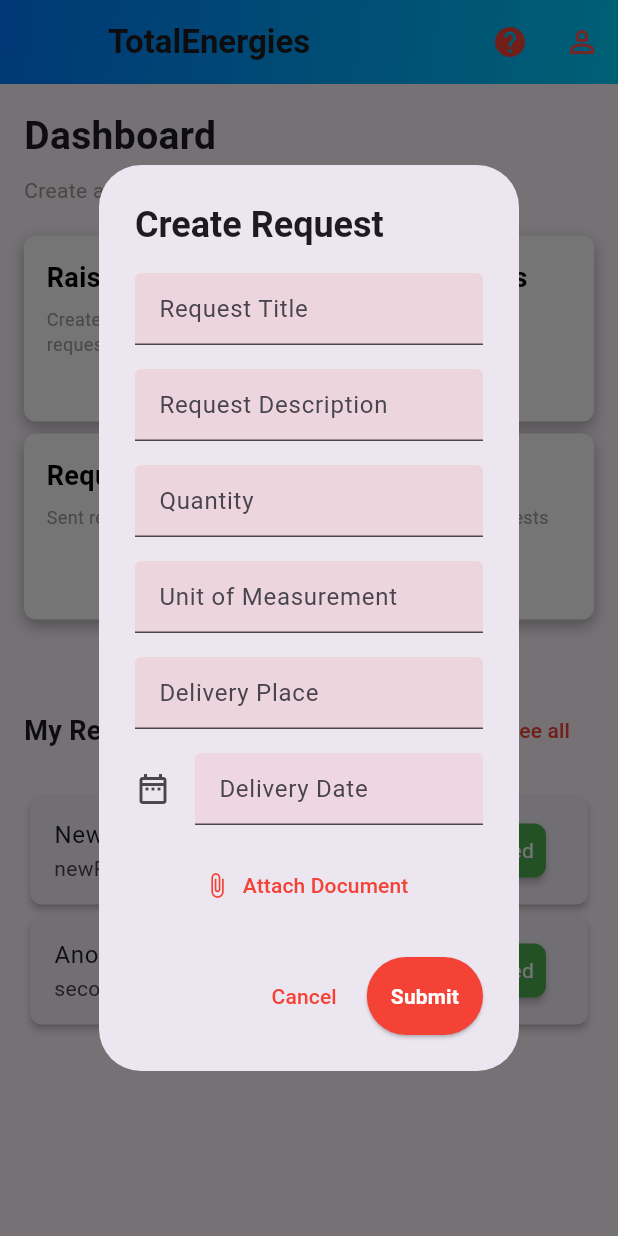
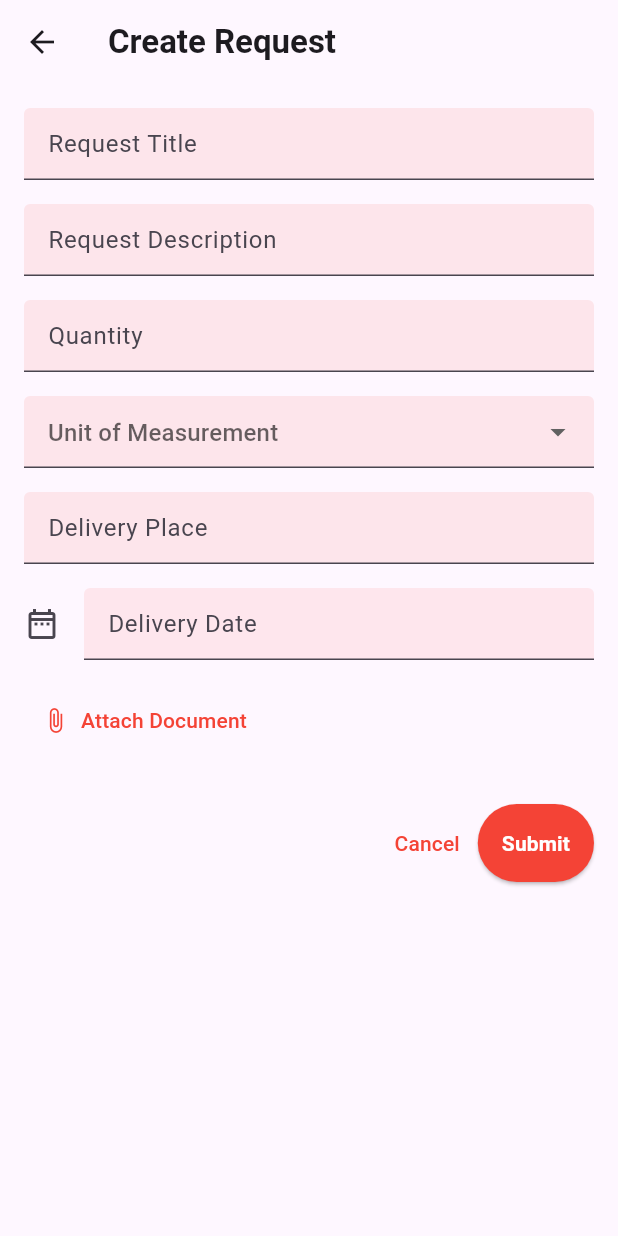
Before and after one commit to iyad07/Purchase_Acquisition--front_end, a Flutter app: the Home screen opened directly, after a tap on "Raise Request", on a phone screen of 412 x 824 dp. Run offline on Flutter 3.47's test engine with Material 3 defaults, Android fonts, the phone set to English and light mode, and no system bars; our stand-ins replace file_picker.

Commit message:
Created a different page for creating a request

```diff
--- a/lib/request_handler.dart
+++ b/lib/request_handler.dart
@@ -1,6 +1,6 @@
 //import 'dart:js';
 
-import 'package:file_picker/file_picker.dart';
+
 import 'package:flutter/material.dart';
 
 class Requests {
@@ -28,7 +28,6 @@ class Requests {
 final TextEditingController requestTitle = TextEditingController();
 final TextEditingController requestDescrip = TextEditingController();
 final TextEditingController quantity = TextEditingController();
-final TextEditingController unitOfMeasurement = TextEditingController();
 final TextEditingController deliveryPlace = TextEditingController();
 final TextEditingController deliveryDate = TextEditingController();
 final TextEditingController document = TextEditingController();
@@ -59,130 +58,8 @@ final List<Requests> requests = [
 List<Requests> approvedRequests = [];
 List<Requests> declinedRequests = [];
 
-//popups
-void popCreateDialog(BuildContext context, action) {
-  showDialog(
-    context: context,
-    builder: (BuildContext context) {
-      return AlertDialog(
-        title: const Text(
-          'Create Request',
-          style: TextStyle(fontWeight: FontWeight.bold),
-        ),
-        content: SingleChildScrollView(
-          child: Column(
-            children: [
-              _buildTextField("Request Title", requestTitle),
-              const SizedBox(height: 16),
-              _buildTextField("Request Description", requestDescrip),
-              const SizedBox(height: 16),
-              _buildTextField("Quantity", quantity),
-              const SizedBox(height: 16),
-              _buildTextField("Unit of Measurement", unitOfMeasurement),
-              const SizedBox(height: 16),
-              _buildTextField("Delivery Place", deliveryPlace),
-              const SizedBox(height: 16),
-              _buildDatePicker("Delivery Date", deliveryDate,
-                  context), // Using Date Picker here
-              const SizedBox(height: 16),
-              TextButton.icon(
-                  onPressed: _pickDocument,
-                  icon: const Icon(
-                    Icons.attach_file_sharp,
-                    color: Colors.red,
-                  ),
-                  label: const Text(
-                    "Attach Document",
-                    style: TextStyle(color: Colors.red),
-                  ))
-            ],
-          ),
-        ),
-        actions: [
-          TextButton(
-            child: const Text(
-              'Cancel',
-              style: TextStyle(color: Colors.red),
-            ),
-            onPressed: () {
-              Navigator.of(context).pop();
-            },
-          ),
-          ElevatedButton(
-            style: ElevatedButton.styleFrom(
-              backgroundColor: Colors.red,
-              shape: const StadiumBorder(),
-              padding: const EdgeInsets.all(16),
-            ),
-            onPressed: action,
-            child: const Text(
-              'Submit',
-              style:
-                  TextStyle(color: Colors.white, fontWeight: FontWeight.bold),
-            ),
-          ),
-        ],
-      );
-    },
-  );
-}
 
-Widget _buildTextField(String hintText, TextEditingController controller) {
-  return TextField(
-    controller: controller,
-    cursorColor: Colors.red,
-    decoration: InputDecoration(
-      focusedBorder: const UnderlineInputBorder(
-        borderSide: BorderSide(color: Colors.red),
-      ),
-      hintText: hintText,
-      fillColor: Colors.red.withOpacity(0.1),
-      filled: true,
-    ),
-  );
-}
-
-void _selectDate(BuildContext context) async {
-  final DateTime? picked = await showDatePicker(
-    context: context,
-    initialDate: DateTime.now(),
-    firstDate: DateTime(2000),
-    lastDate: DateTime(2101),
-  );
-  if (picked != null && picked != DateTime.now()) {
-    deliveryDate.text = picked.toString();
-  }
-}
-
-void _pickDocument() async {
-  FilePickerResult? result = await FilePicker.platform.pickFiles();
-  if (result != null) {
-    document.text = result.files.single.name;
-  }
-}
-
-_buildDatePicker(
-    String hintText, TextEditingController controller, BuildContext context) {
-  return GestureDetector(
-    onTap: () => _selectDate(context),
-    child: AbsorbPointer(
-      child: TextField(
-        controller: controller,
-        cursorColor: Colors.red,
-        decoration: InputDecoration(
-          icon: const Icon(Icons.date_range_outlined),
-          focusedBorder: const UnderlineInputBorder(
-            borderSide: BorderSide(color: Colors.red),
-          ),
-          hintText: hintText,
-          fillColor: Colors.redAccent.withOpacity(0.1),
-          filled: true,
-        ),
-      ),
-    ),
-  );
-}
-
+//detail pop_ups
 void popAdminDetails(context, requestList, index, approve, decline) {
   showDialog(
     context: context,
--- /dev/null
+++ b/lib/user/create_request.dart
@@ -0,0 +1,224 @@
+import 'package:file_picker/file_picker.dart';
+import 'package:flutter/material.dart';
+import '../request_handler.dart';
+
+class CreateRequestPage extends StatefulWidget {
+  const CreateRequestPage({super.key});
+
+  @override
+  State<CreateRequestPage> createState() => _CreateRequestPageState();
+}
+
+class _CreateRequestPageState extends State<CreateRequestPage> {
+  String? _selectedValue;
+  void addtoRequests(BuildContext context) {
+    if (requestTitle.text.isEmpty ||
+        requestDescrip.text.isEmpty ||
+        quantity.text.isEmpty ||
+        deliveryPlace.text.isEmpty ||
+        deliveryDate.text.isEmpty ||
+        document.text.isEmpty) {
+      ScaffoldMessenger.of(context).showSnackBar(
+        const SnackBar(
+          content: Text("Please fill out all fields"),
+          backgroundColor: Colors.red,
+        ),
+      );
+    }
+    setState(() {
+      requests.insert(
+          0,
+          Requests(
+              title: requestTitle.text,
+              date: DateTime.now().toString(),
+              description: requestDescrip.text,
+              quantity: quantity.text,
+              unitOfMeasurement: _selectedValue.toString(),
+              deliveryPlace: deliveryPlace.text,
+              deliveryDate: deliveryDate.text,
+              document: document.text));
+    });
+    _clearInputFields();
+    Navigator.of(context).pop();
+  }
+
+  void _clearInputFields() {
+    requestTitle.clear();
+    requestDescrip.clear();
+    quantity.clear();
+    deliveryPlace.clear();
+    deliveryDate.clear();
+    document.clear();
+  }
+
+  Widget _builddropdown(String label) {
+    return DropdownButtonFormField<String>(
+      decoration: InputDecoration(
+        focusedBorder: const UnderlineInputBorder(
+          borderSide: BorderSide(color: Colors.red),
+        ),
+        hintText: label,
+        fillColor: Colors.red.withOpacity(0.1),
+        filled: true,
+      ),
+      value: _selectedValue,
+      items: const [
+        DropdownMenuItem(
+          value: "centimeter",
+          child: Text("cm"),
+        ),
+        DropdownMenuItem(
+          value: "meters",
+          child: Text(
+            "m",
+          ),
+        ),
+        DropdownMenuItem(
+          value: "milimeters",
+          child: Text("mm"),
+        )
+      ],
+      onChanged: (newValue) {
+        setState(() {
+          _selectedValue = newValue;
+        });
+      },
+    );
+  }
+
+  Widget _buildTextField(String hintText, TextEditingController controller) {
+    return TextField(
+      controller: controller,
+      cursorColor: Colors.red,
+      decoration: InputDecoration(
+        focusedBorder: const UnderlineInputBorder(
+          borderSide: BorderSide(color: Colors.red),
+        ),
+        hintText: hintText,
+        fillColor: Colors.red.withOpacity(0.1),
+        filled: true,
+      ),
+    );
+  }
+
+  void _selectDate(BuildContext context) async {
+    final DateTime? picked = await showDatePicker(
+      context: context,
+      initialDate: DateTime.now(),
+      firstDate: DateTime(2000),
+      lastDate: DateTime(2101),
+    );
+    if (picked != null && picked != DateTime.now()) {
+      deliveryDate.text = picked.toString();
+    }
+  }
+
+  void _pickDocument() async {
+    FilePickerResult? result = await FilePicker.platform.pickFiles();
+    if (result != null) {
+      document.text = result.files.single.name;
+    }
+  }
+
+  _buildDatePicker(
+      String hintText, TextEditingController controller, BuildContext context) {
+    return GestureDetector(
+      onTap: () => _selectDate(context),
+      child: AbsorbPointer(
+        child: TextField(
+          controller: controller,
+          cursorColor: Colors.red,
+          decoration: InputDecoration(
+            icon: const Icon(Icons.date_range_outlined),
+            focusedBorder: const UnderlineInputBorder(
+              borderSide: BorderSide(color: Colors.red),
+            ),
+            hintText: hintText,
+            fillColor: Colors.redAccent.withOpacity(0.1),
+            filled: true,
+          ),
+        ),
+      ),
+    );
+  }
+
+  @override
+  Widget build(BuildContext context) {
+    return Scaffold(
+      appBar: AppBar(
+        title: const Text(
+          'Create Request',
+          style: TextStyle(fontWeight: FontWeight.bold),
+        ),
+      ),
+      body: SingleChildScrollView(
+        child: SizedBox(
+          width: double.maxFinite,
+          child: Padding(
+            padding: const EdgeInsets.all(16.0),
+            child: Column(
+              crossAxisAlignment: CrossAxisAlignment.start,
+              children: [
+                _buildTextField("Request Title", requestTitle),
+                const SizedBox(height: 16),
+                _buildTextField("Request Description", requestDescrip),
+                const SizedBox(height: 16),
+                _buildTextField("Quantity", quantity),
+                const SizedBox(height: 16),
+                _builddropdown("Unit of Measurement"),
+                const SizedBox(height: 16),
+                _buildTextField("Delivery Place", deliveryPlace),
+                const SizedBox(height: 16),
+                _buildDatePicker("Delivery Date", deliveryDate,
+                    context), // Using Date Picker here
+                const SizedBox(height: 16),
+                TextButton.icon(
+                    onPressed: _pickDocument,
+                    icon: const Icon(
+                      Icons.attach_file_sharp,
+                      color: Colors.red,
+                    ),
+                    label: const Text(
+                      "Attach Document",
+                      style: TextStyle(color: Colors.red),
+                    )),
+                const SizedBox(height: 32),
+                Row(
+                  mainAxisAlignment: MainAxisAlignment.end,
+                  children: [
+                    TextButton(
+                      child: const Text(
+                        'Cancel',
+                        style: TextStyle(color: Colors.red),
+                      ),
+                      onPressed: () {
+                        Navigator.of(context).pop();
+                      },
+                    ),
+                    ElevatedButton(
+                      style: ElevatedButton.styleFrom(
+                        backgroundColor: Colors.red,
+                        shape: const StadiumBorder(),
+                        padding: const EdgeInsets.all(16),
+                      ),
+                      onPressed: () {
+                        addtoRequests(context);
+                      },
+                      child: const Text(
+                        'Submit',
+                        style: TextStyle(
+                            color: Colors.white, fontWeight: FontWeight.bold),
+                      ),
+                    ),
+                  ],
+                )
+              ],
+            ),
+          ),
+        ),
+      ),
+    );
+  }
+}
+
+//popups
--- a/lib/user/home.dart
+++ b/lib/user/home.dart
@@ -5,6 +5,7 @@ import 'accoutpage.dart';
 import 'request_history.dart';
 import 'request_status.dart';
 import 'approved_requests.dart';
+import 'create_request.dart';
 class Home extends StatefulWidget {
   const Home({super.key});
 
@@ -13,48 +14,7 @@ class Home extends StatefulWidget {
 }
 
 class _HomeState extends State<Home> {
-  void addtoRequests(BuildContext context) {
-    if (requestTitle.text.isEmpty ||
-        requestDescrip.text.isEmpty ||
-        quantity.text.isEmpty ||
-        unitOfMeasurement.text.isEmpty ||
-        deliveryPlace.text.isEmpty ||
-        deliveryDate.text.isEmpty ||
-        document.text.isEmpty) {
-      ScaffoldMessenger.of(context).showSnackBar(
-        const SnackBar(
-          content: Text("Please fill out all fields"),
-          backgroundColor: Colors.red,
-        ),
-      );
 
-    }
-    setState(() {
-        requests.insert(
-            0,
-            Requests(
-                title: requestTitle.text,
-                date: DateTime.now().toString(),
-                description: requestDescrip.text,
-                quantity: quantity.text,
-                unitOfMeasurement: unitOfMeasurement.text,
-                deliveryPlace: deliveryPlace.text,
-                deliveryDate: deliveryDate.text,
-                document: document.text));
-      });
-      _clearInputFields();
-      Navigator.of(context).pop();
-  }
-
-  void _clearInputFields() {
-    requestTitle.clear();
-    requestDescrip.clear();
-    quantity.clear();
-    unitOfMeasurement.clear();
-    deliveryPlace.clear();
-    deliveryDate.clear();
-    document.clear();
-  }
 
   @override
   Widget build(BuildContext context) {
@@ -66,9 +26,11 @@ class _HomeState extends State<Home> {
         "title": "Raise Request",
         "subtitle": "Create and submit a request",
         "onclick": () {
-          return popCreateDialog(context, () {
-            addtoRequests(context);
-          });
+          return Navigator.of(context).push(
+            MaterialPageRoute(
+              builder: (BuildContext context) => const CreateRequestPage(),
+            ),
+          ).then((_) => updateRequests());
         },
       },
       {
--- a/pubspec.yaml
+++ b/pubspec.yaml
@@ -39,6 +39,7 @@ dependencies:
   http: ^1.1.0
   image_picker_web: ^4.0.0
   mime_type: ^1.0.1
+  open_file: ^3.3.2
 
 dev_dependencies:
   flutter_test:
```
Also changed, not shown: pubspec.lock.
